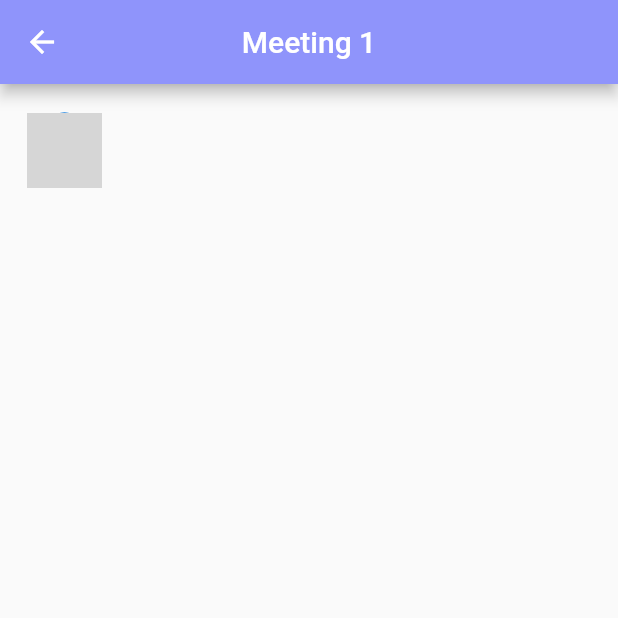
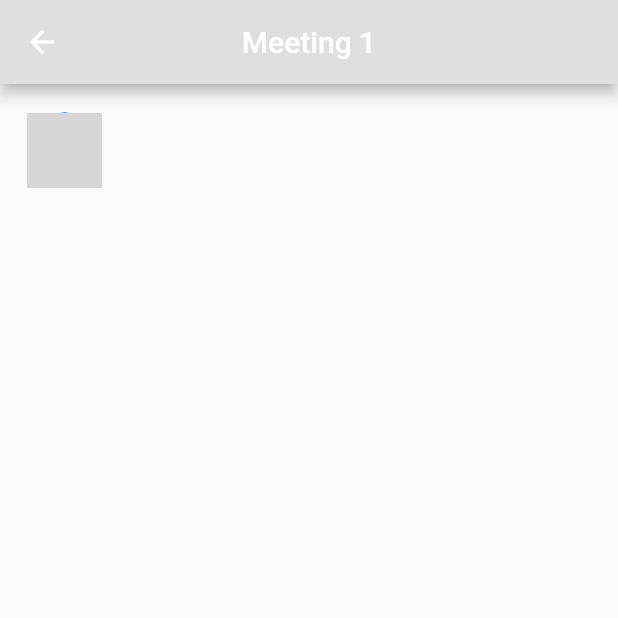
Before and after one commit to fa9rd/MobileApplication_Project, a Flutter app: the screen it shows once a user with an empty profile is signed in, after a tap on "View", on a phone screen of 412 x 824 dp, the top half of it. Run offline on Flutter 3.47's test engine with Material 2 defaults, Android fonts, the phone set to English and light mode, and no system bars; our stand-ins replace cloud_firestore, firebase_auth, firebase_core, font_awesome_flutter, google_sign_in, simple_animations; missing offline and left inert: comment_box; accounts and stored records are empty; network calls fail; Roboto replaces fonts that are missing (Georgia); grey boxes are pictures that could not be loaded.

Commit message:
add student details ui and more edits

```diff
--- a/lib/main.dart
+++ b/lib/main.dart
@@ -33,7 +33,7 @@ class MyApp extends StatelessWidget {
       theme: ThemeData(
         // Define the default brightness and colors.
         brightness: Brightness.light,
-        primaryColor: Colors.purple[700],
+        primaryColor: Colors.deepPurple[300],
         backgroundColor: Color(0xfffdfdfdf),
         focusColor: Colors.amber,
 
--- a/lib/screens/Meeting.dart
+++ b/lib/screens/Meeting.dart
@@ -56,7 +56,7 @@ class _meetingState extends State<meeting> {
     return Scaffold(
       appBar: AppBar(
         title: Text("Meeting 1"),
-        backgroundColor: Color.fromRGBO(143, 148, 251, 5),
+        backgroundColor: Theme.of(context).backgroundColor,
         centerTitle: true,
       ),
       body: CommentBox(
--- a/lib/screens/dashboard.dart
+++ b/lib/screens/dashboard.dart
@@ -18,7 +18,7 @@ class _DashboardState extends State<Dashboard> {
       child: GestureDetector(
         onTap: () => FocusManager.instance.primaryFocus?.unfocus(),
         child: Scaffold(
-          backgroundColor: Color(0xfffdfdfdf),
+          backgroundColor: Theme.of(context).backgroundColor,
           appBar: AppBar(
             title: Text("Student 1"),
             actions: <Widget>[
@@ -33,7 +33,7 @@ class _DashboardState extends State<Dashboard> {
 
 
             ],
-            backgroundColor: Color.fromRGBO(143, 148, 251, 5),
+            backgroundColor: Theme.of(context).primaryColor,
             centerTitle: true,
           ),
           body: SingleChildScrollView(
@@ -53,7 +53,8 @@ class _DashboardState extends State<Dashboard> {
                               topLeft: Radius.circular(10.0),
                               bottomLeft: Radius.circular(10.0),
                             ),
-                            color: Color.fromRGBO(143, 148, 251, 5)),
+                            color: Theme.of(context).primaryColor
+                        ),
                         child: Card(
                           elevation: 8,
                           margin: EdgeInsets.all(10),
@@ -94,7 +95,7 @@ class _DashboardState extends State<Dashboard> {
                                                 child: Text(
                                                   "View",
                                                   style: TextStyle(
-                                                      color: Colors.purple[700],
+                                                      color: Theme.of(context).primaryColor,
                                                       fontSize: 16),
                                                 ),
                                                 onPressed: () {
@@ -113,7 +114,7 @@ class _DashboardState extends State<Dashboard> {
                                                 child: Text(
                                                   "ayo",
                                                   style: TextStyle(
-                                                      color: Colors.purple[700],
+                                                      color: Theme.of(context).primaryColor,
                                                       fontSize: 16),
                                                 ),
                                                 onPressed: () {},
```
Also changed, not shown: lib/screens/sv_dashboard.dart (+9 -8 lines).
